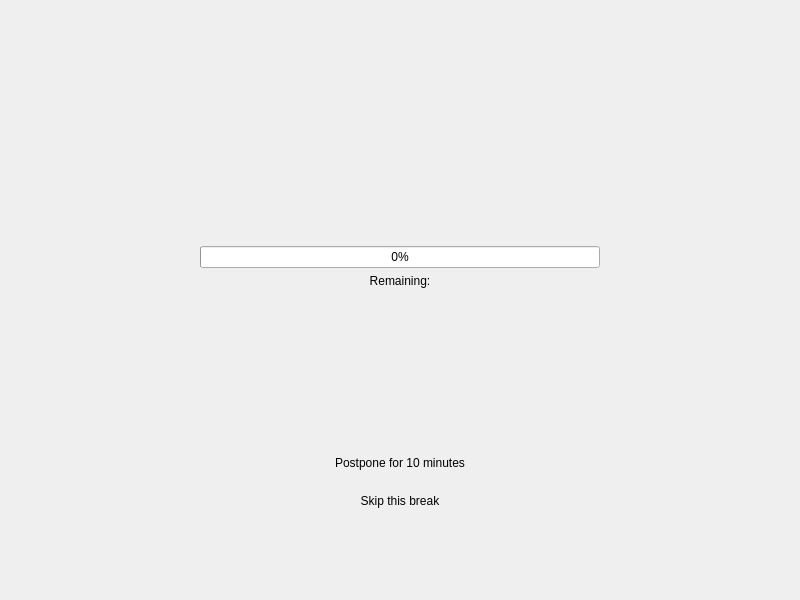
qbreak-app/qbreak, file app/mainwindow.ui: the form before one commit.
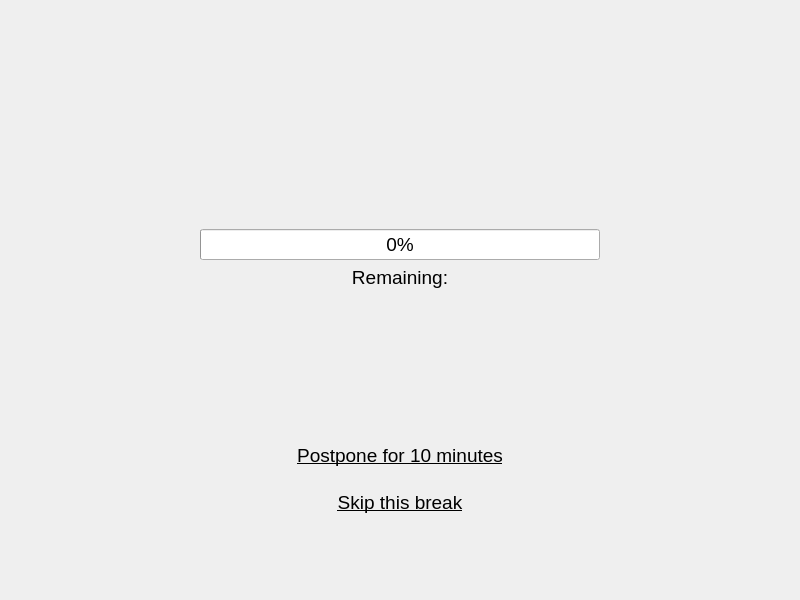
The form after the commit.

Commit message: - fix running timer in some cases + make font bigger

Patch:
```diff
--- a/app/mainwindow.ui
+++ b/app/mainwindow.ui
@@ -62,6 +62,11 @@
         <height>0</height>
        </size>
       </property>
+      <property name="font">
+       <font>
+        <pointsize>14</pointsize>
+       </font>
+      </property>
       <property name="value">
        <number>0</number>
       </property>
@@ -69,6 +74,11 @@
     </item>
     <item>
      <widget class="QLabel" name="mRemainingLabel">
+      <property name="font">
+       <font>
+        <pointsize>14</pointsize>
+       </font>
+      </property>
       <property name="text">
        <string notr="true">Remaining:</string>
       </property>
@@ -117,6 +127,12 @@
         <height>100</height>
        </size>
       </property>
+      <property name="font">
+       <font>
+        <pointsize>14</pointsize>
+        <underline>true</underline>
+       </font>
+      </property>
       <property name="text">
        <string notr="true">Postpone for 10 minutes</string>
       </property>
@@ -155,6 +171,12 @@
         <height>16777215</height>
        </size>
       </property>
+      <property name="font">
+       <font>
+        <pointsize>14</pointsize>
+        <underline>true</underline>
+       </font>
+      </property>
       <property name="text">
        <string>Skip this break</string>
       </property>
```
The commit also changes 1 other file.
